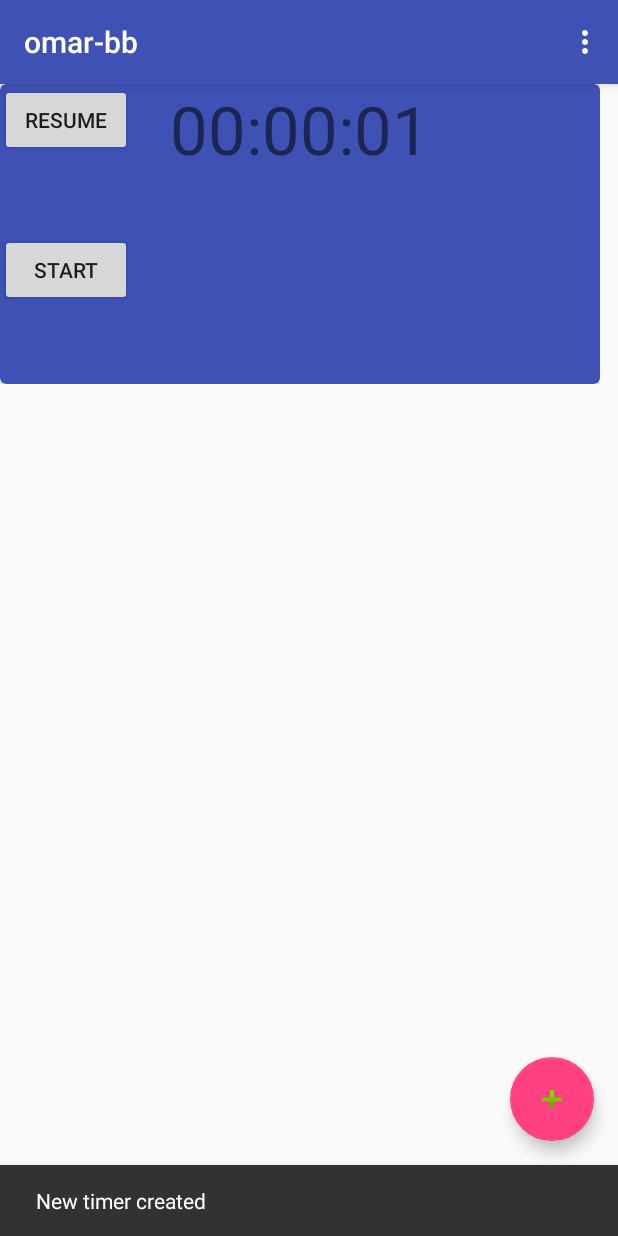
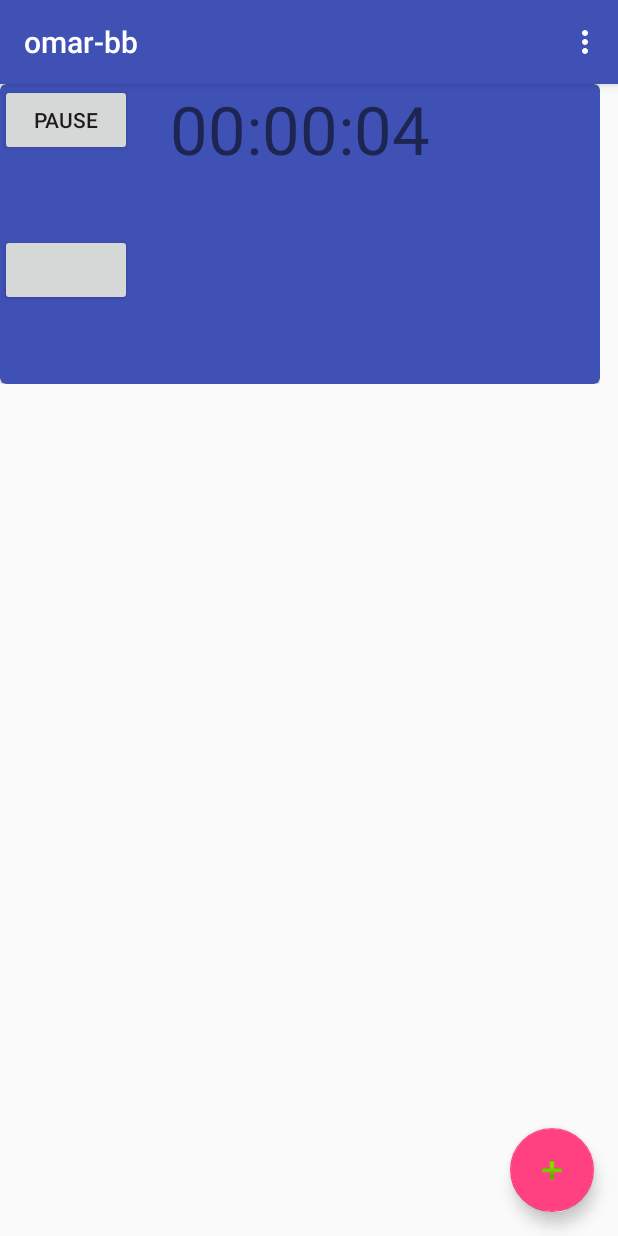
Before and after one commit to konshensx16/omar-bb, an Android app: the screen it shows after launch (MainActivity), after a tap on "RESUME", on a phone screen of 412 x 824 dp. Run offline under Robolectric (Android 15) with nearby library versions, the phone set to English and light mode, and no system bars; 3 other taps on this screen came first.

Commit message:
fix the flickering of the buttons text (fucking waste, they will be replaced with icons anyways )

```diff
--- a/app/src/main/java/com/example/konshensx/omar_bb/MainActivity.java
+++ b/app/src/main/java/com/example/konshensx/omar_bb/MainActivity.java
@@ -56,7 +56,7 @@ public class MainActivity extends AppCompatActivity {
         fab.setOnClickListener(new View.OnClickListener() {
             @Override
             public void onClick(View view) {
-                myDataset.add(new CustomTimer("another new value"));
+                myDataset.add(new CustomTimer());
                 mAdapter.notifyItemInserted(myDataset.size() - 1);
                 Snackbar.make(view, "New timer created", Snackbar.LENGTH_LONG)
                         .setAction("Action", null).show();
--- a/app/src/main/java/com/example/konshensx/omar_bb/MyAdapter.java
+++ b/app/src/main/java/com/example/konshensx/omar_bb/MyAdapter.java
@@ -64,42 +64,11 @@ public class MyAdapter extends RecyclerView.Adapter<MyAdapter.ViewHolder> {
         // - replace the contents of the view with that element
         holder.mTextView.setText(mDataset.get(position).getElapsedTime());
 
-        holder.startStopTimer.setText("Start");
-        holder.pauseResumeTimer.setText("Resume");
-
         // start / stop the timer
         holder.startStopTimer.setOnClickListener(new View.OnClickListener() {
 
             @Override
             public void onClick(View view) {
-                Timer timer = new Timer();
-                TimerTask timerTask = new TimerTask() {
-                    int seconds = 0;
-
-                    @Override
-                    public void run() {
-                        seconds++;
-                        activity.runOnUiThread(new Runnable() {
-                            @Override
-                            public void run() {
-                                if (mDataset.get(position).isRunning()) {
-                                    holder.startStopTimer.setText("Stop");
-                                    holder.pauseResumeTimer.setText("Pause");
-
-                                    holder.mTextView.setText(mDataset.get(position).getElapsedTime());
-                                    Log.d("MY_ADAPTER", String.valueOf(mDataset.get(position).getId()));
-                                    Log.d("MY_ADAPTER", String.valueOf(position));
-                                } else {
-                                    holder.startStopTimer.setText("Start");
-                                    holder.pauseResumeTimer.setText("Resume");
-                                }
-                            }
-                        });
-                    }
-                };
-
-                timer.scheduleAtFixedRate(timerTask, 0, 1000);
-
                 CustomTimer myTimer = mDataset.get(position);
                 if (!myTimer.isRunning()) {
                     myTimer.startTimer();
@@ -108,7 +77,28 @@ public class MyAdapter extends RecyclerView.Adapter<MyAdapter.ViewHolder> {
                     myTimer.stopTimer();
                     holder.startStopTimer.setText("Start");
                 }
-                notifyItemChanged(position);
+//                notifyItemChanged(position);
+                Timer timer = new Timer();
+                TimerTask timerTask = new TimerTask() {
+
+                    @Override
+                    public void run() {
+                        activity.runOnUiThread(new Runnable() {
+                            @Override
+                            public void run() {
+                                if (mDataset.get(position).isRunning()) {
+//                                    Log.d("MY_ADAPTER", "RUNNING");
+                                    holder.mTextView.setText(mDataset.get(position).getElapsedTime());
+//                                    Log.d("MY_ADAPTER", String.valueOf(mDataset.get(position).isRunning()));
+
+                                }
+                            }
+                        });
+                    }
+                };
+
+                timer.scheduleAtFixedRate(timerTask, 0, 100);
+
                 Log.d(TAG, "button clicked ");
             }
         });
@@ -126,7 +116,28 @@ public class MyAdapter extends RecyclerView.Adapter<MyAdapter.ViewHolder> {
                     myTimer.pauseTimer();
                     holder.pauseResumeTimer.setText("Resume");
                 }
-                notifyItemChanged(position);
+//                notifyItemChanged(position);
+
+                Timer timer = new Timer();
+                TimerTask timerTask = new TimerTask() {
+
+                    @Override
+                    public void run() {
+                        activity.runOnUiThread(new Runnable() {
+                            @Override
+                            public void run() {
+                                if (mDataset.get(position).isRunning()) {
+                                    Log.d("MY_ADAPTER", "RUNNING");
+                                    holder.mTextView.setText(mDataset.get(position).getElapsedTime());
+//                                    Log.d("MY_ADAPTER", String.valueOf(mDataset.get(position).isRunning()));
+                                    Log.d("MY_ADAPTER", "FUCK " + String.valueOf(holder.pauseResumeTimer.getText()));
+                                }
+                            }
+                        });
+                    }
+                };
+
+                timer.scheduleAtFixedRate(timerTask, 0, 100);
                 Log.d(TAG, "button clicked ");
             }
         });
--- a/app/src/main/res/layout/card_item.xml
+++ b/app/src/main/res/layout/card_item.xml
@@ -22,13 +22,11 @@
         <Button
             android:id="@+id/pause_resume"
             android:layout_height="wrap_content"
-            android:layout_width="wrap_content"
-            android:text="pause/resume" />
+            android:layout_width="wrap_content" />
         <Button
             android:layout_marginTop="100dp"
             android:id="@+id/start_stop"
             android:layout_height="wrap_content"
-            android:layout_width="wrap_content"
-            android:text="start/stop" />
+            android:layout_width="wrap_content" />
     </android.support.v7.widget.CardView>
 </LinearLayout>
```
Also changed, not shown: app/src/main/java/com/example/konshensx/omar_bb/CustomTimer.java (+2 -14 lines).
